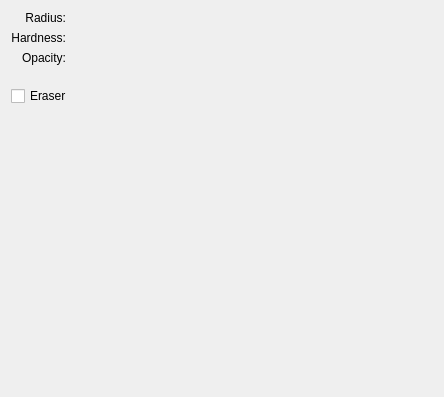
This is plugins/paintops/mypaint/wdgmypaintoptions.ui in KDE/krita as Qt 5 draws it before an edit. The edited form follows.
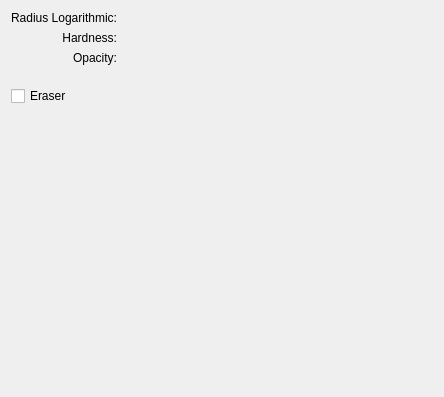
This is the edited form. Custom widgets are drawn as their Qt base class.

Commit message: Change radius to radius logarithmic

```diff
--- a/plugins/paintops/mypaint/wdgmypaintoptions.ui
+++ b/plugins/paintops/mypaint/wdgmypaintoptions.ui
@@ -103,7 +103,7 @@
         </sizepolicy>
        </property>
        <property name="text">
-        <string>Radius:</string>
+        <string>Radius Logarithmic:</string>
        </property>
        <property name="alignment">
         <set>Qt::AlignRight|Qt::AlignTrailing|Qt::AlignVCenter</set>
```
The commit also changes 1 other file.
